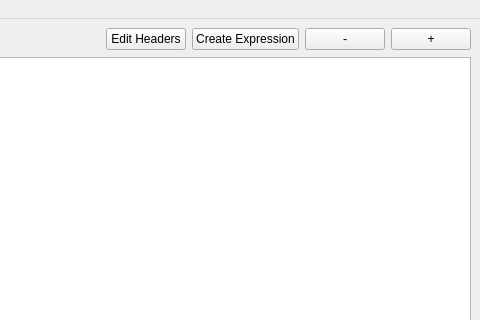
First picture: the form in forms/MainWindow.ui, repository jkulskis/stock-copter, before the edit; both pictures show x 454 to 934 and y 0 to 320 of the 934 by 502 pixel window.
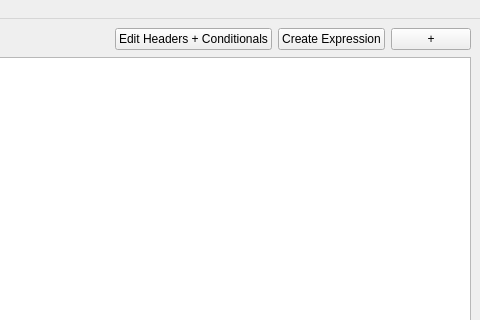
Second picture: the form after the edit.

Commit message: more ui changes, still need to finish header editor dialog

What changed in the file:
```diff
--- a/forms/MainWindow.ui
+++ b/forms/MainWindow.ui
@@ -55,7 +55,7 @@
       <item>
        <widget class="QPushButton" name="pushButtonHeaderEditor">
         <property name="text">
-         <string>Edit Headers</string>
+         <string>Edit Headers + Conditionals</string>
         </property>
        </widget>
       </item>
@@ -66,13 +66,6 @@
         </property>
        </widget>
       </item>
-      <item>
-       <widget class="QPushButton" name="pushButtonRemoveStock">
-        <property name="text">
-         <string>-</string>
-        </property>
-       </widget>
-      </item>
       <item>
        <widget class="QPushButton" name="pushButtonAddStock">
         <property name="sizePolicy">
```
Left out of the diff: 8 changed lines with no effect on the pictures. The commit also changes 12 other files.
